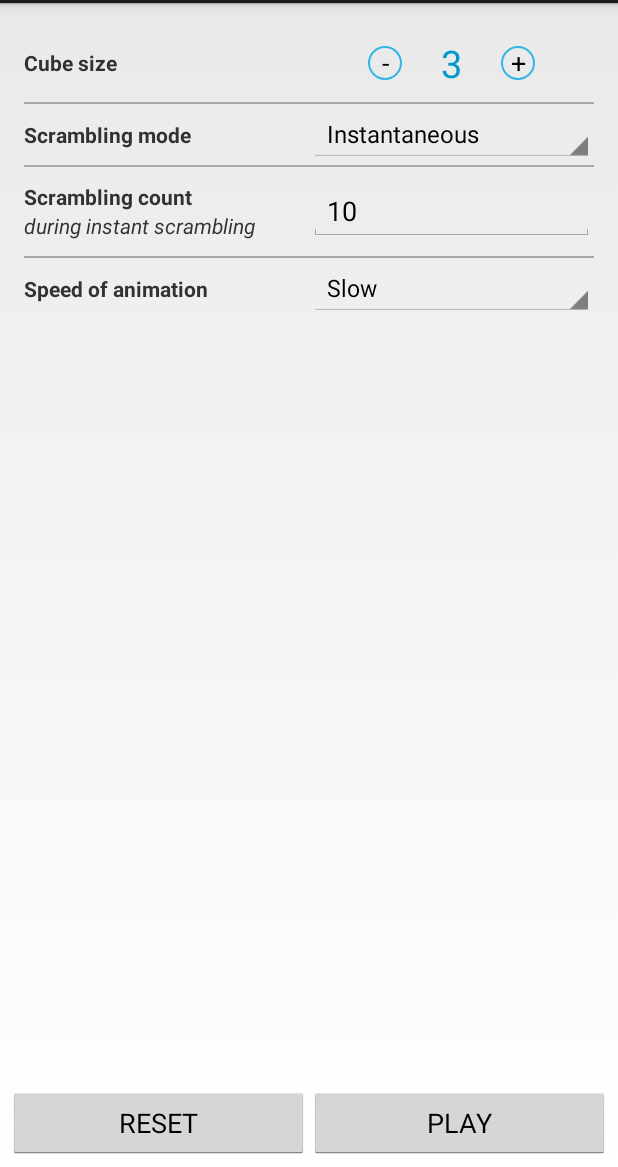
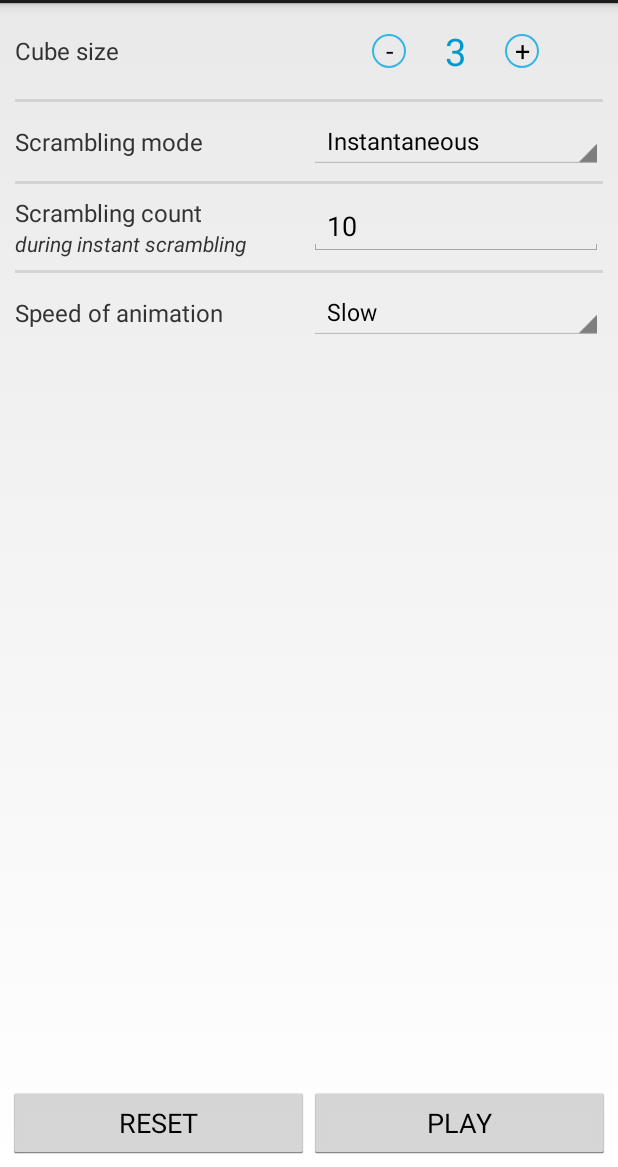
Before and after one commit to amarghosh/rubiks-cube, an Android app: the fragment SettingsFragment shown on its own in the app's theme, on a phone screen of 412 x 824 dp, the part 69-1236 px from its top. Run offline under Robolectric (Android 15) with nearby library versions, the phone set to English and light mode, and no system bars.

Commit message:
Settings UI improvements
Add divider to styles and use it for separator
Change font from bold to normal and adjust textSize
Add vertical padding to each row of settings fragment

```diff
--- a/app/src/main/res/layout/fragment_settings.xml
+++ b/app/src/main/res/layout/fragment_settings.xml
@@ -12,7 +12,6 @@
         android:paddingBottom="@dimen/activity_vertical_margin"
         android:paddingLeft="@dimen/activity_horizontal_margin"
         android:paddingRight="@dimen/activity_horizontal_margin"
-        android:paddingTop="@dimen/activity_vertical_margin"
         >
 
         <LinearLayout
@@ -20,12 +19,14 @@
             android:layout_height="wrap_content"
             android:gravity="center"
             android:orientation="horizontal"
+            android:paddingTop="@dimen/settings_row_vertical_padding"
+            android:paddingBottom="@dimen/settings_row_vertical_padding"
             >
 
             <TextView
                 android:layout_width="0dp"
                 android:layout_height="wrap_content"
-                android:textStyle="bold"
+                android:textSize="@dimen/abc_text_size_subhead_material"
                 android:layout_weight="1"
                 android:text="@string/cube_size" />
 
@@ -64,17 +65,13 @@
 
         </LinearLayout>
 
-        <View
-            android:layout_width="match_parent"
-            android:layout_height="1dp"
-            android:background="@android:color/darker_gray"
-            android:layout_marginTop="2dp"
-            android:layout_marginBottom="2dp"
-            />
+        <View style="@style/Divider" />
 
         <LinearLayout
             android:layout_width="match_parent"
             android:layout_height="wrap_content"
+            android:paddingTop="@dimen/settings_row_vertical_padding"
+            android:paddingBottom="@dimen/settings_row_vertical_padding"
             >
 
             <TextView
@@ -82,7 +79,7 @@
                 android:layout_width="0dp"
                 android:layout_height="wrap_content"
                 android:layout_gravity="end|center_vertical"
-                android:textStyle="bold"
+                android:textSize="@dimen/abc_text_size_subhead_material"
                 android:text="@string/scrambling_mode_label"/>
 
             <Spinner
@@ -96,17 +93,13 @@
 
         </LinearLayout>
 
-        <View
-            android:layout_width="match_parent"
-            android:layout_height="1dp"
-            android:background="@android:color/darker_gray"
-            android:layout_marginTop="2dp"
-            android:layout_marginBottom="10dp"
-            />
+        <View style="@style/Divider" />
 
         <LinearLayout
             android:layout_width="match_parent"
             android:layout_height="wrap_content"
+            android:paddingTop="@dimen/settings_row_vertical_padding"
+            android:paddingBottom="@dimen/settings_row_vertical_padding"
             >
 
             <LinearLayout
@@ -121,7 +114,7 @@
                     android:layout_height="wrap_content"
                     android:text="@string/scrambling_count_label"
                     android:layout_gravity="center_vertical"
-                    android:textStyle="bold"
+                    android:textSize="@dimen/abc_text_size_subhead_material"
                     />
 
                 <TextView
@@ -148,22 +141,19 @@
 
         </LinearLayout>
 
-        <View
-            android:layout_width="match_parent"
-            android:layout_height="1dp"
-            android:background="@android:color/darker_gray"
-            android:layout_marginTop="10dp"
-            android:layout_marginBottom="2dp"
-            />
+        <View style="@style/Divider" />
 
         <LinearLayout
             android:layout_width="match_parent"
-            android:layout_height="wrap_content">
+            android:layout_height="wrap_content"
+            android:paddingTop="@dimen/settings_row_vertical_padding"
+            android:paddingBottom="@dimen/settings_row_vertical_padding"
+            >
 
             <TextView
                 android:layout_weight="1"
                 android:layout_width="0dp"
-                android:textStyle="bold"
+                android:textSize="@dimen/abc_text_size_subhead_material"
                 android:layout_height="wrap_content"
                 android:layout_gravity="end|center_vertical"
                 android:text="@string/speed" />
--- a/app/src/main/res/values/dimens.xml
+++ b/app/src/main/res/values/dimens.xml
@@ -1,5 +1,6 @@
 <resources>
     <!-- Default screen margins, per the Android Design guidelines. -->
-    <dimen name="activity_horizontal_margin">16dp</dimen>
+    <dimen name="activity_horizontal_margin">10dp</dimen>
     <dimen name="activity_vertical_margin">16dp</dimen>
+    <dimen name="settings_row_vertical_padding">8dp</dimen>
 </resources>
--- a/app/src/main/res/values/styles.xml
+++ b/app/src/main/res/values/styles.xml
@@ -9,4 +9,10 @@
 
     </style>
 
+    <style name="Divider">
+        <item name="android:layout_width">match_parent</item>
+        <item name="android:layout_height">2dp</item>
+        <item name="android:background">?android:attr/listDivider</item>
+    </style>
+
 </resources>
```
